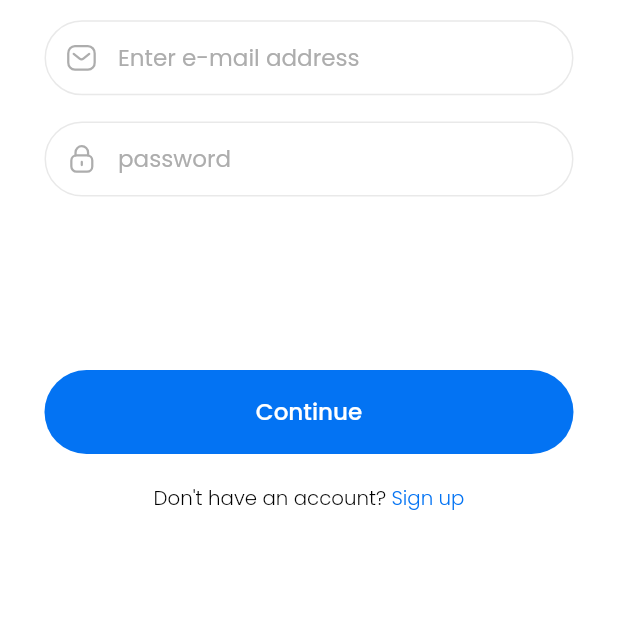
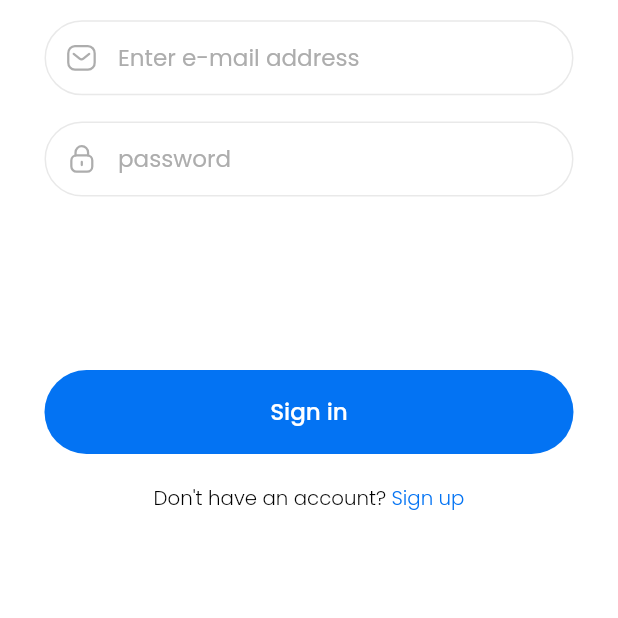
Before and after one commit to Donkelv/lawma_app, a Flutter app: the LoginScreen screen opened by its route, on a phone screen of 412 x 824 dp, the part 618-1236 px from its top. Run offline on Flutter 3.47's test engine with Material 2 defaults, Android fonts, the phone set to English and light mode, and no system bars; our stand-ins replace cloud_firestore, dartz, firebase_auth, firebase_core, flutter_riverpod, flutter_screenutil and 4 more; missing offline and left inert: shape_of_view; accounts and stored records are empty.

Commit message:
feat: sign in notifier

```diff
--- a/lib/presentation/screens/login_screen.dart
+++ b/lib/presentation/screens/login_screen.dart
@@ -1,15 +1,41 @@
 import 'package:flutter/material.dart';
 import 'package:flutter/services.dart';
+import 'package:flutter_riverpod/flutter_riverpod.dart';
 import 'package:flutter_screenutil/flutter_screenutil.dart';
+import 'package:fluttertoast/fluttertoast.dart';
 import 'package:lawma_app/data/constant/color_const.dart';
 import 'package:lawma_app/data/constant/image_const.dart';
+import 'package:lawma_app/data/providers/auth_loader_provider.dart';
 import 'package:lawma_app/data/utils/theme_const.dart';
+import 'package:lawma_app/domain/states/auth_loading_state.dart';
 import 'package:lawma_app/presentation/routes/route_generator.dart';
 import 'package:lawma_app/presentation/widgets/custom_button.dart';
 import 'package:lawma_app/presentation/widgets/text_field.dart';
 
-class LoginScreen extends StatelessWidget {
+class LoginScreen extends StatefulWidget {
   const LoginScreen({Key? key}) : super(key: key);
+
+  @override
+  State<LoginScreen> createState() => _LoginScreenState();
+}
+
+class _LoginScreenState extends State<LoginScreen> {
+  TextEditingController? emailController;
+  TextEditingController? passwordController;
+
+  @override
+  void initState() {
+    emailController = TextEditingController();
+    passwordController = TextEditingController();
+    super.initState();
+  }
+
+  @override
+  void dispose() {
+    emailController?.dispose();
+    passwordController?.dispose();
+    super.dispose();
+  }
 
   @override
   Widget build(BuildContext context) {
@@ -66,8 +92,8 @@ class LoginScreen extends StatelessWidget {
                 ),
                 Padding(
                   padding: EdgeInsets.symmetric(horizontal: 27.0.w),
-                  child: const CustomTextField(
-                    //controller: null,
+                  child: CustomTextField(
+                    controller: emailController,
                     hintText: "Enter e-mail address",
                     keyboardType: TextInputType.emailAddress,
                     prefixIcon: ImageConst.emailIcon,
@@ -78,8 +104,8 @@ class LoginScreen extends StatelessWidget {
                 ),
                 Padding(
                   padding: EdgeInsets.symmetric(horizontal: 27.0.w),
-                  child: const CustomTextField(
-                    //controller: null,
+                  child: CustomTextField(
+                    controller: passwordController,
                     hintText: "password",
                     keyboardType: TextInputType.visiblePassword,
                     prefixIcon: ImageConst.passwordIcon,
@@ -89,16 +115,26 @@ class LoginScreen extends StatelessWidget {
                   height: 120.0.h,
                 ),
                 //Spacer(),
-                Padding(
-                  padding: EdgeInsets.symmetric(horizontal: 27.0.w),
+                Consumer(builder: (context, ref, child) {
+                  if (ref.watch(signInProvider).isLoading) {
+                    return const Center(
+                      child: CircularProgressIndicator(),
+                    );
+                  } else {
+                    return Padding(
+                      padding:  EdgeInsets.symmetric(horizontal: 27.0.w),
                       child: CustomButton(
-                    text: "Continue",
                         onTap: () {
-                      Navigator.pushNamed(
-                          context, RouteGenerator.bottomAppBarScreen);
+                          ref.read(signInProvider.notifier).signIn(
+                                email: emailController!.text,
+                                password: passwordController!.text,
+                              );
                         },
+                        text: "Sign in",
                       ),
-                ),
+                    );
+                  }
+                }),
                 SizedBox(
                   height: 5.0.h,
                 ),
@@ -121,7 +157,8 @@ class LoginScreen extends StatelessWidget {
                               //fontWeight: FontWeight.w600,
                             ),
                           ),
-                          ]),
+                        ],
+                      ),
                     ),
                   ),
                 )
--- a/pubspec.yaml
+++ b/pubspec.yaml
@@ -44,6 +44,7 @@ dependencies:
   firebase_database: any
   cloud_firestore: any
   firebase_storage: any
+  fluttertoast: ^8.0.8
 
 
   flutter_riverpod: ^1.0.3
```
Also changed, not shown: lib/data/notifier/auth_loader_notifier.dart (+27 -2 lines), pubspec.lock. Lines whose indentation alone changed are shown as unchanged.
